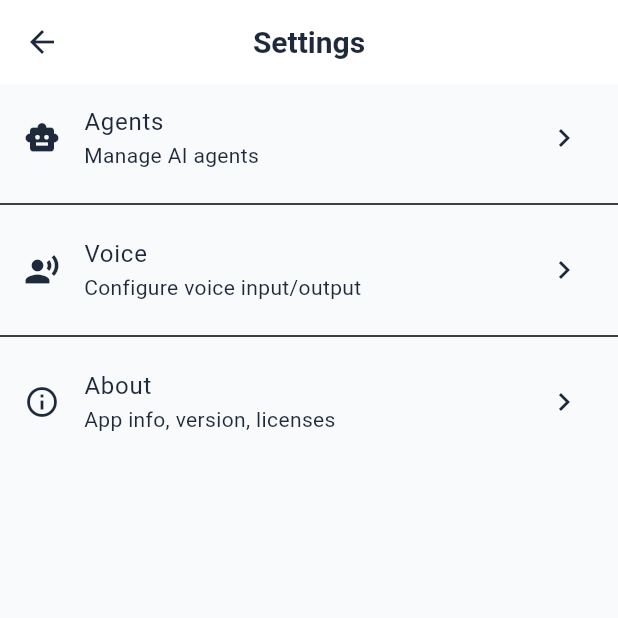
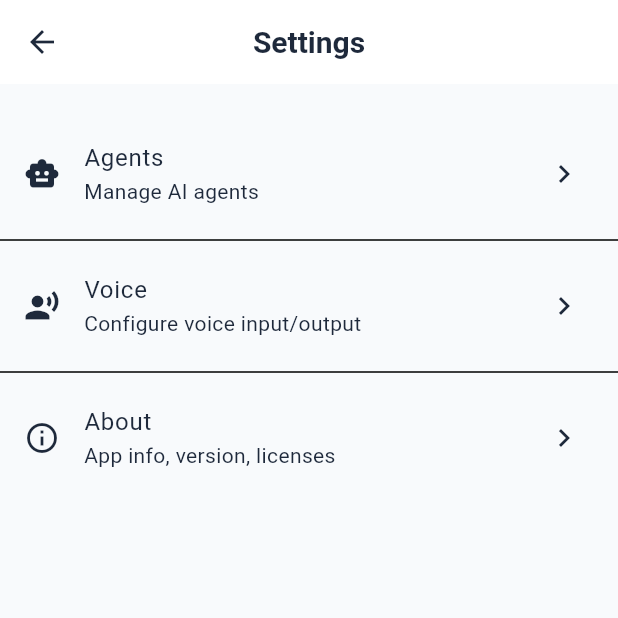
Before and after one commit to brahim-guaali/gen_lite, a Flutter app: the SettingsHomeScreen screen opened directly, on a phone screen of 412 x 824 dp, the top half of it. Run offline on Flutter 3.47's test engine with Material 3 defaults, Android fonts, the phone set to English and light mode, and no system bars; our stand-ins replace equatable, file_picker, flutter_bloc, flutter_dotenv, flutter_markdown, flutter_tts and 3 more; missing offline and left inert: flutter_gemma; accounts and stored records are empty.

Commit message:
style(settings): polish Settings hub UI and add spacing, comments for future localization

```diff
--- a/lib/features/settings/presentation/settings_home_screen.dart
+++ b/lib/features/settings/presentation/settings_home_screen.dart
@@ -11,9 +11,12 @@ class SettingsHomeScreen extends StatelessWidget {
     return Scaffold(
       appBar: AppBar(
         title: const Text('Settings'),
+        // Material 3 style is used if your theme supports it
       ),
       body: ListView(
         children: [
+          const SizedBox(height: 24),
+          // Section: Agents
           ListTile(
             leading: const Icon(Icons.smart_toy),
             title: const Text('Agents'),
@@ -29,6 +32,7 @@ class SettingsHomeScreen extends StatelessWidget {
             },
           ),
           const Divider(),
+          // Section: Voice
           ListTile(
             leading: const Icon(Icons.record_voice_over),
             title: const Text('Voice'),
@@ -44,6 +48,7 @@ class SettingsHomeScreen extends StatelessWidget {
             },
           ),
           const Divider(),
+          // Section: About
           ListTile(
             leading: const Icon(Icons.info_outline),
             title: const Text('About'),
@@ -58,6 +63,8 @@ class SettingsHomeScreen extends StatelessWidget {
               );
             },
           ),
+          const SizedBox(height: 24),
+          // TODO: Add localization support for all strings
         ],
       ),
     );
```
